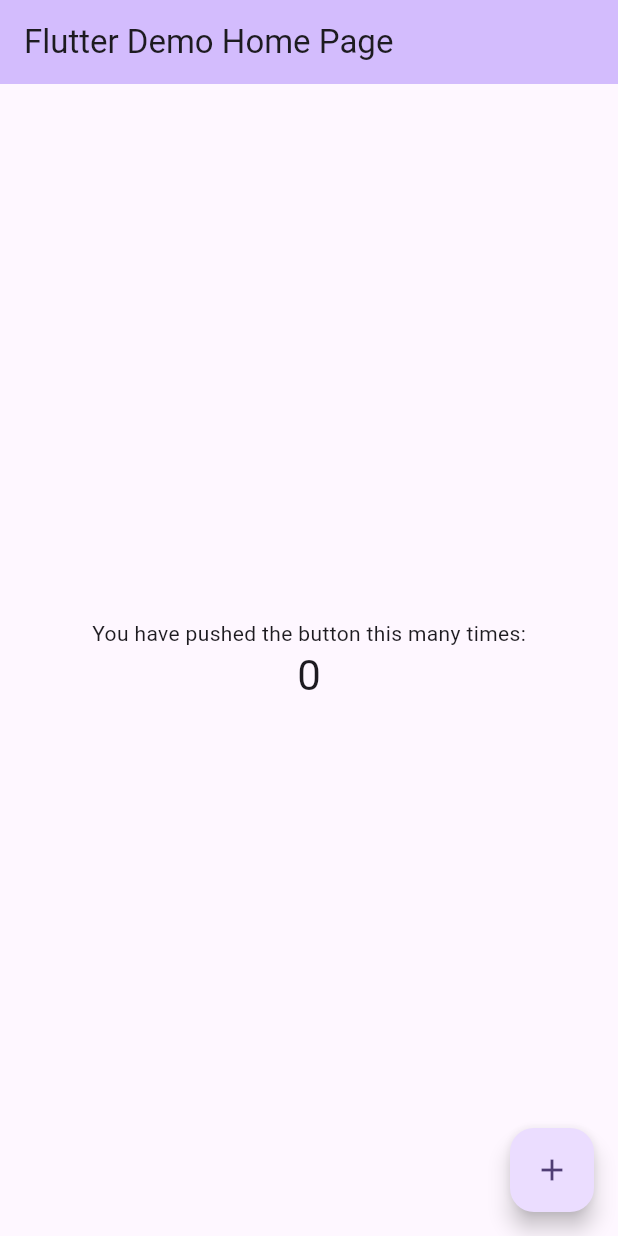
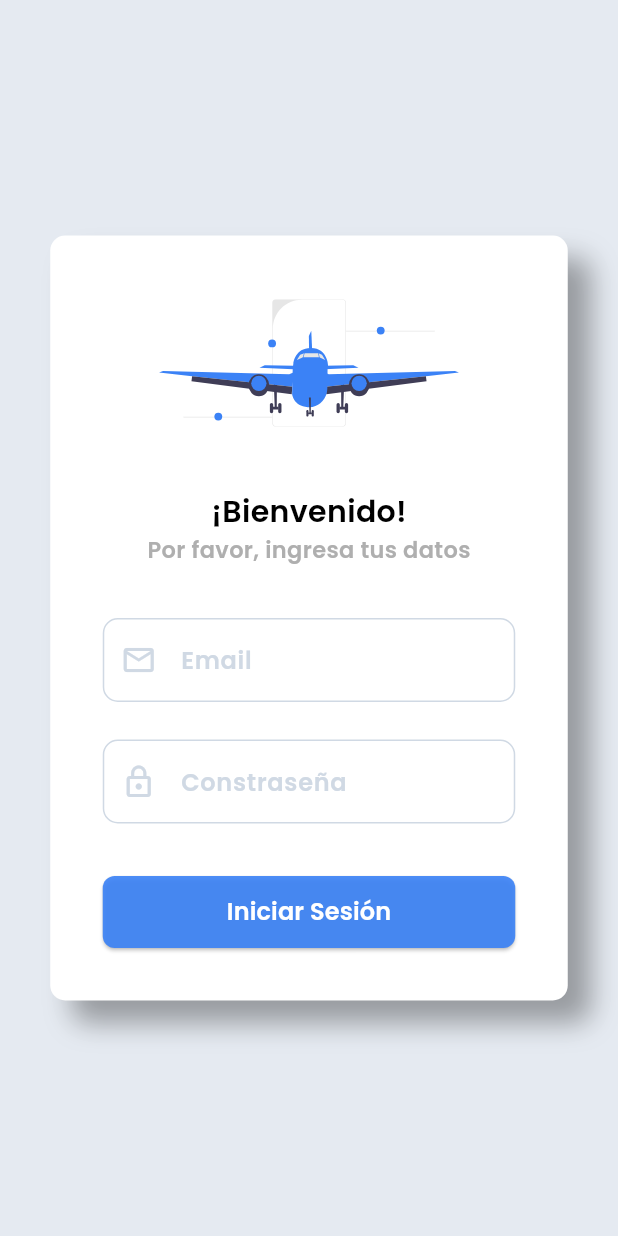
Before and after one commit to tefa9802alvarez/App-movil-TuristiK, a Flutter app: the screen it shows after launch, on a phone screen of 412 x 824 dp. Run offline on Flutter 3.47's test engine with Material 2 defaults, Android fonts, the phone set to English and light mode, and no system bars; our stand-ins replace carousel_slider, flutter_svg.

Commit message:
start login and list orders

```diff
--- a/app/lib/main.dart
+++ b/app/lib/main.dart
@@ -1,3 +1,4 @@
+import 'package:app/modules/login/login.dart';
 import 'package:flutter/material.dart';
 
 void main() {
@@ -11,115 +12,13 @@ class MyApp extends StatelessWidget {
   @override
   Widget build(BuildContext context) {
     return MaterialApp(
-      title: 'Flutter Demo',
+      title: 'TuristiK',
       theme: ThemeData(
-        // This is the theme of your application.
-        //
-        // TRY THIS: Try running your application with "flutter run". You'll see
-        // the application has a blue toolbar. Then, without quitting the app,
-        // try changing the seedColor in the colorScheme below to Colors.green
-        // and then invoke "hot reload" (save your changes or press the "hot
-        // reload" button in a Flutter-supported IDE, or press "r" if you used
-        // the command line to start the app).
-        //
-        // Notice that the counter didn't reset back to zero; the application
-        // state is not lost during the reload. To reset the state, use hot
-        // restart instead.
-        //
-        // This works for code too, not just values: Most code changes can be
-        // tested with just a hot reload.
-        colorScheme: ColorScheme.fromSeed(seedColor: Colors.deepPurple),
+        colorScheme: ColorScheme.fromSeed(seedColor: const Color.fromARGB(1000,69,30,177)),
         useMaterial3: true,
       ),
-      home: const MyHomePage(title: 'Flutter Demo Home Page'),
+      home: const Login(),
+      debugShowCheckedModeBanner: false,
     );
   }
 }
-
-class MyHomePage extends StatefulWidget {
-  const MyHomePage({super.key, required this.title});
-
-  // This widget is the home page of your application. It is stateful, meaning
-  // that it has a State object (defined below) that contains fields that affect
-  // how it looks.
-
-  // This class is the configuration for the state. It holds the values (in this
-  // case the title) provided by the parent (in this case the App widget) and
-  // used by the build method of the State. Fields in a Widget subclass are
-  // always marked "final".
-
-  final String title;
-
-  @override
-  State<MyHomePage> createState() => _MyHomePageState();
-}
-
-class _MyHomePageState extends State<MyHomePage> {
-  int _counter = 0;
-
-  void _incrementCounter() {
-    setState(() {
-      // This call to setState tells the Flutter framework that something has
-      // changed in this State, which causes it to rerun the build method below
-      // so that the display can reflect the updated values. If we changed
-      // _counter without calling setState(), then the build method would not be
-      // called again, and so nothing would appear to happen.
-      _counter++;
-    });
-  }
-
-  @override
-  Widget build(BuildContext context) {
-    // This method is rerun every time setState is called, for instance as done
-    // by the _incrementCounter method above.
-    //
-    // The Flutter framework has been optimized to make rerunning build methods
-    // fast, so that you can just rebuild anything that needs updating rather
-    // than having to individually change instances of widgets.
-    return Scaffold(
-      appBar: AppBar(
-        // TRY THIS: Try changing the color here to a specific color (to
-        // Colors.amber, perhaps?) and trigger a hot reload to see the AppBar
-        // change color while the other colors stay the same.
-        backgroundColor: Theme.of(context).colorScheme.inversePrimary,
-        // Here we take the value from the MyHomePage object that was created by
-        // the App.build method, and use it to set our appbar title.
-        title: Text(widget.title),
-      ),
-      body: Center(
-        // Center is a layout widget. It takes a single child and positions it
-        // in the middle of the parent.
-        child: Column(
-          // Column is also a layout widget. It takes a list of children and
-          // arranges them vertically. By default, it sizes itself to fit its
-          // children horizontally, and tries to be as tall as its parent.
-          //
-          // Column has various properties to control how it sizes itself and
-          // how it positions its children. Here we use mainAxisAlignment to
-          // center the children vertically; the main axis here is the vertical
-          // axis because Columns are vertical (the cross axis would be
-          // horizontal).
-          //
-          // TRY THIS: Invoke "debug painting" (choose the "Toggle Debug Paint"
-          // action in the IDE, or press "p" in the console), to see the
-          // wireframe for each widget.
-          mainAxisAlignment: MainAxisAlignment.center,
-          children: <Widget>[
-            const Text(
-              'You have pushed the button this many times:',
-            ),
-            Text(
-              '$_counter',
-              style: Theme.of(context).textTheme.headlineMedium,
-            ),
-          ],
-        ),
-      ),
-      floatingActionButton: FloatingActionButton(
-        onPressed: _incrementCounter,
-        tooltip: 'Increment',
-        child: const Icon(Icons.add),
-      ), // This trailing comma makes auto-formatting nicer for build methods.
-    );
-  }
-}
--- a/app/lib/models/order-detail.model.dart
+++ b/app/lib/models/order-detail.model.dart
@@ -1,12 +1,11 @@
-import 'dart:ffi';
 
 class OrderDetail{
 
   final String? orderDetailId;
   final String? orderId;
   final String beneficiaryId;
-  final Float unitPrice;
+  final double unitPrice;
 
-  OrderDetail(this.orderDetailId, this.orderId, this.beneficiaryId, this.unitPrice);
+  OrderDetail({required this.orderDetailId, required this.orderId, required this.beneficiaryId, required this.unitPrice});
 
 }
--- a/app/lib/models/toke.model.dart
+++ b/app/lib/models/toke.model.dart
@@ -4,7 +4,7 @@ class Token{
   final String message;
   final String result;
 
-  Token(this.success, this.message, this.result);
+  Token({required this.success, required this.message, required this.result});
 
 }
 
@@ -22,5 +22,5 @@ class UserLog{
   final String role;
   final String roleId;
 
-  UserLog(this.sub, this.jti, this.iat, this.id, this.userName, this.email, this.iss, this.aud, this.role, this.roleId);
+  UserLog({required this.sub, required this.jti, required this.iat, required this.id, required this.userName, required this.email, required this.iss, required this.aud, required this.role, required this.roleId});
 }
--- /dev/null
+++ b/app/lib/modules/login/login.dart
@@ -0,0 +1,239 @@
+import 'package:app/modules/orders/main.orders.dart';
+import 'package:flutter/material.dart';
+import 'package:flutter_svg/flutter_svg.dart';
+
+class Login extends StatefulWidget {
+  const Login({super.key});
+
+  @override
+  State<Login> createState() => _LoginState();
+}
+
+class _LoginState extends State<Login> {
+  final _formKey = GlobalKey<FormState>();
+  final _emailController = TextEditingController();
+  final _passwordController = TextEditingController();
+  String message = "";
+
+  @override
+  Widget build(BuildContext context) {
+    return Scaffold(
+      backgroundColor: const Color.fromARGB(1000, 226, 232, 240),
+      body: Center(
+        child: SingleChildScrollView(
+          child: Column(
+            mainAxisAlignment: MainAxisAlignment.center,
+            crossAxisAlignment: CrossAxisAlignment.center,
+            children: [
+              Container(
+                width: 345,
+                height: 510,
+                padding: const EdgeInsets.symmetric(
+                    vertical: 35.0, horizontal: 35.0),
+                decoration: BoxDecoration(
+                  color: Colors.white,
+                  boxShadow: const [
+                    BoxShadow(
+                      color: Color.fromARGB(87, 0, 0, 0),
+                      blurRadius: 15.0,
+                      offset: Offset(
+                        15,
+                        15,
+                      ),
+                    )
+                  ],
+                  borderRadius: BorderRadius.circular(10.0),
+                ),
+                child: Form(
+                    key: _formKey,
+                    child: Column(
+                      mainAxisAlignment: MainAxisAlignment.spaceBetween,
+                      crossAxisAlignment: CrossAxisAlignment.center,
+                      children: [
+                        SizedBox(
+                          width: 200,
+                          height: 100,
+                          child: SvgPicture.asset(
+                            'assets/images/login_image.svg',
+                            width: 100,
+                            height: 100,
+                          ),
+                        ),
+                        const Row(
+                          mainAxisAlignment: MainAxisAlignment.center,
+                          crossAxisAlignment: CrossAxisAlignment.center,
+                          children: [
+                            Column(
+                              mainAxisAlignment: MainAxisAlignment.center,
+                              crossAxisAlignment: CrossAxisAlignment.center,
+                              children: [
+                                Text("¡Bienvenido!",
+                                    style: TextStyle(
+                                        color: Colors.black,
+                                        fontSize: 20,
+                                        fontFamily: 'Poppins',
+                                        fontWeight: FontWeight.bold)),
+                                Text("Por favor, ingresa tus datos",
+                                    style: TextStyle(
+                                        color:
+                                            Color.fromARGB(255, 175, 175, 175),
+                                        fontSize: 15,
+                                        fontFamily: 'Poppins',
+                                        fontWeight: FontWeight.w400))
+                              ],
+                            )
+                          ],
+                        ),
+                        Column(
+                          children: [
+                            TextFormField(
+                              controller: _emailController,
+                              decoration: InputDecoration(
+                                hintText: 'Email',
+                                hintStyle: const TextStyle(
+                                    color: Color.fromARGB(1000, 203, 213, 225),
+                                    fontFamily: 'Poppins'),
+                                prefixIcon: const Icon(Icons.email_outlined,
+                                    color: Color.fromARGB(1000, 203, 213, 225)),
+                                enabledBorder: OutlineInputBorder(
+                                  borderRadius: BorderRadius.circular(10.0),
+                                  borderSide: const BorderSide(
+                                    color: Color.fromARGB(1000, 203, 213, 225),
+                                    width: 1.0,
+                                  ),
+                                ),
+                                focusedBorder: OutlineInputBorder(
+                                  borderRadius: BorderRadius.circular(10.0),
+                                  borderSide: const BorderSide(
+                                    color: Color.fromARGB(1000, 59, 130, 246),
+                                    width: 1.0,
+                                  ),
+                                ),
+                                errorBorder: OutlineInputBorder(
+                                  borderRadius: BorderRadius.circular(10.0),
+                                  borderSide: const BorderSide(
+                                    color: Colors.red,
+                                    width: 1.0,
+                                  ),
+                                ),
+                              ),
+                              validator: (value) {
+                                if (value!.isEmpty) {
+                                  return "El email no es válido.";
+                                }
+                                final emailRegex =
+                                    RegExp(r'^[\w-\.]+@([\w-]+\.)+[\w-]{2,4}$');
+                                if (!emailRegex.hasMatch(value)) {
+                                  return "El email no es válido";
+                                }
+                                return null;
+                              },
+                            ),
+                            const SizedBox(
+                              height: 25,
+                            ),
+                            TextFormField(
+                              controller: _passwordController,
+                              decoration: InputDecoration(
+                                hintText: 'Constraseña',
+                                hintStyle: const TextStyle(
+                                    color: Color.fromARGB(1000, 203, 213, 225),
+                                    fontFamily: 'Poppins'),
+                                prefixIcon: const Icon(Icons.lock_outline,
+                                    color: Color.fromARGB(1000, 203, 213, 225)),
+                                enabledBorder: OutlineInputBorder(
+                                  borderRadius: BorderRadius.circular(10.0),
+                                  borderSide: const BorderSide(
+                                    color: Color.fromARGB(1000, 203, 213, 225),
+                                    width: 1.0,
+                                  ),
+                                ),
+                                focusedBorder: OutlineInputBorder(
+                                  borderRadius: BorderRadius.circular(10.0),
+                                  borderSide: const BorderSide(
+                                    color: Color.fromARGB(1000, 59, 130, 246),
+                                    width: 1.0,
+                                  ),
+                                ),
+                                errorBorder: OutlineInputBorder(
+                                  borderRadius: BorderRadius.circular(10.0),
+                                  borderSide: const BorderSide(
+                                    color: Colors.red,
+                                    width: 1.0,
+                                  ),
+                                ),
+                              ),
+                              validator: (value) {
+                                if (value!.isEmpty) {
+                                  return "La contraseña no es válida.";
+                                }
+                                return null;
+                              },
+                            ),
+                          ],
+                        ),
+                        ElevatedButton(
+                          onPressed: () async {
+                            if (_formKey.currentState!.validate()) {
+                              // String email = _emailController.text;
+                              // String password = _passwordController.text;
+                              // String message = "";
+
+                              // try {
+                              //   final token = await ApiService.signIn(email, password);
+
+                              //   if (token.success) {
+                              //     message = "Ingresaste";
+                              //   } else {
+                              //     message = "Datos incorrectos";
+                              //   }
+                              // } catch (e) {
+                              //   message = e.toString();
+                              // }
+
+                              setState(() {
+                                Navigator.push(
+                                  context,
+                                  MaterialPageRoute(
+                                    builder: (context) => const Orders(),
+                                  ),
+                                );
+                                ScaffoldMessenger.of(context).showSnackBar(
+                                  SnackBar(content: Text(message)),
+                                );
+                              });
+                            }
+                          },
+                          style: ButtonStyle(
+                            backgroundColor: MaterialStateProperty.all<Color>(
+                              const Color.fromARGB(1000, 59, 130, 246),
+                            ),
+                            shape: MaterialStateProperty.all(
+                              RoundedRectangleBorder(
+                                borderRadius: BorderRadius.circular(8.0),
+                              ),
+                            ),
+                            minimumSize: MaterialStateProperty.all<Size>(
+                              const Size(double.infinity, 48),
+                            ),
+                          ),
+                          child: const Text(
+                            "Iniciar Sesión",
+                            style: TextStyle(
+                              fontFamily: 'Poppins',
+                              color: Colors.white,
+                              fontSize: 16,
+                              fontWeight: FontWeight.bold,
+                            ),
+                          ),
+                        )
+                      ],
+                    )),
+              )
+            ],
+          ),
+        ),
+      ),
+    );
+  }
+}
--- a/app/lib/services/api.service.dart
+++ b/app/lib/services/api.service.dart
@@ -0,0 +1,37 @@
+import 'dart:convert';
+import 'package:app/models/toke.model.dart';
+import 'package:http/http.dart';
+class ApiService {
+
+  //private endpoint: string = environment.endPoint
+  static String endpoint = Environment.endPoint;
+
+
+  static Future<Token> signIn(String email, String password) async {
+    final url = "${endpoint}api/Login/";
+    final response = await post(
+      Uri.parse(url),
+      headers: {
+        'Content-Type': 'application/json', // Especifica que el cuerpo de la solicitud es JSON
+      },
+      body: json.encode({
+        'email': email,
+        'password': password,
+      }),
+    );
+    if (response.statusCode == 200) {
+      // La solicitud fue exitosa, puedes procesar la respuesta aquí
+      String body = utf8.decode(response.bodyBytes);
+      final data = jsonDecode(body);
+      return data;
+      // Hacer algo con la respuesta, como guardar el token en una variable, etc.
+    } else {
+      throw Exception('Error en la solicitud de inicio de sesión');
+    }
+  }
+
+}
+
+class Environment {
+  static const endPoint = "https://10.0.2.2:7266/";
+}
```
Also changed, not shown: app/lib/models/customer.model.dart (+10 -10 lines), app/lib/models/order.model.dart (+13 -6 lines), app/lib/models/package.model.dart (+5 -6 lines), app/lib/models/payment.model.dart (+5 -5 lines), app/lib/modules/orders/main.orders.dart (added, +45 -0 lines), app/lib/modules/orders/orders.carousel.dart (added, +118 -0 lines), app/lib/partials/app-bar.partial.dart (+36 -0 lines), app/pubspec.yaml (+9 -6 lines), app/assets/fonts/Poppins-SemiBold.ttf (added), app/assets/images/login_image.svg (added), app/pubspec.lock, 1 other file.
